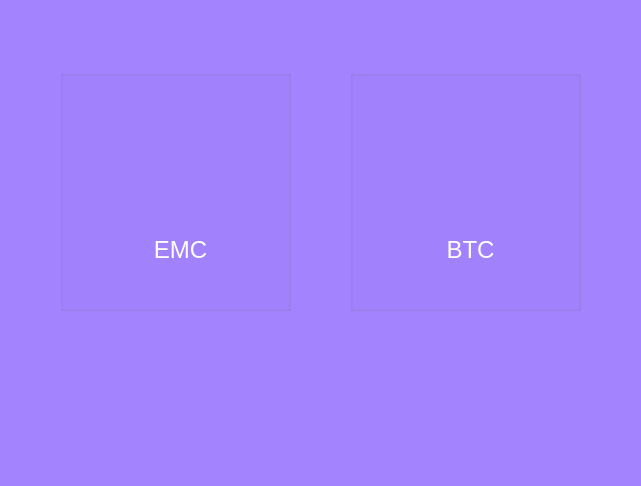
First picture: the form in CryptoView/cryptoview.ui, repository captainswain/CryptoView, before the edit.
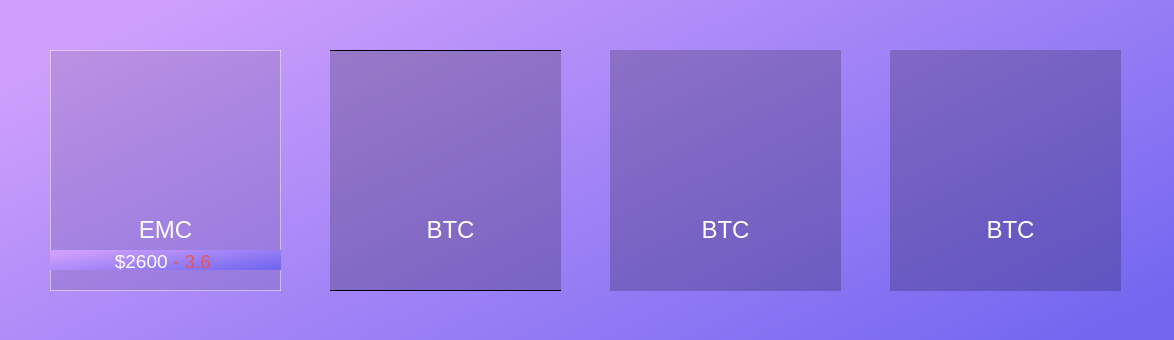
Second picture: the form after the edit. Icons and pictures are not drawn.

Diff of the .ui file:
```diff
--- a/CryptoView/cryptoview.ui
+++ b/CryptoView/cryptoview.ui
@@ -6,38 +6,44 @@
    <rect>
     <x>0</x>
     <y>0</y>
-    <width>641</width>
-    <height>486</height>
+    <width>1174</width>
+    <height>340</height>
    </rect>
   </property>
   <property name="windowTitle">
    <string>CryptoView</string>
   </property>
-  <property name="autoFillBackground">
-   <bool>false</bool>
-  </property>
   <property name="styleSheet">
-   <string notr="true">background-color: rgb(164, 131, 255)</string>
+   <string notr="true">background-image: qlineargradient(spread:pad, x1:0, y1:0, x2:0, y2:1, stop:0 rgba(206,159,252), stop:1 rgba(115,103,240));
+background: qlineargradient(spread:pad, x1:0, y1:0.25, x2:1, y2:0.858, stop:0 rgba(206,159,252), stop:1 rgba(115,103,240))</string>
   </property>
   <widget class="QWidget" name="centralWidget">
    <widget class="QGroupBox" name="crytoBox_1">
     <property name="geometry">
      <rect>
-      <x>60</x>
-      <y>70</y>
+      <x>50</x>
+      <y>50</y>
       <width>231</width>
       <height>241</height>
      </rect>
     </property>
+    <property name="styleSheet">
+     <string notr="true">.QGroupBox {
+	background:rgba(0,0,0,0.1);
+    border-width: 1px;
+    border-style: solid;
+	border-color: rgba(255,255,255,0.5);
+ }</string>
+    </property>
     <property name="title">
      <string/>
     </property>
     <widget class="QLabel" name="label">
      <property name="geometry">
       <rect>
-       <x>10</x>
+       <x>0</x>
        <y>160</y>
-       <width>221</width>
+       <width>231</width>
        <height>41</height>
       </rect>
      </property>
@@ -64,9 +70,9 @@
     <widget class="QLabel" name="label_2">
      <property name="geometry">
       <rect>
-       <x>20</x>
+       <x>0</x>
        <y>20</y>
-       <width>201</width>
+       <width>231</width>
        <height>131</height>
       </rect>
      </property>
@@ -86,16 +92,42 @@
       <set>Qt::AlignCenter</set>
      </property>
     </widget>
+    <widget class="QLabel" name="label_11">
+     <property name="geometry">
+      <rect>
+       <x>0</x>
+       <y>200</y>
+       <width>231</width>
+       <height>20</height>
+      </rect>
+     </property>
+     <property name="styleSheet">
+      <string notr="true">background: rbga(0,0,0,0)</string>
+     </property>
+     <property name="text">
+      <string>&lt;html&gt;&lt;head/&gt;&lt;body&gt;&lt;p align=&quot;center&quot;&gt;&lt;span style=&quot; font-size:14pt; color:#ffffff;&quot;&gt;$2600&lt;span style=&quot;color: #EA5455
+&quot;&gt; - 3.6 &lt;/span&gt;&lt;/span&gt;&lt;/p&gt;&lt;/body&gt;&lt;/html&gt;</string>
+     </property>
+    </widget>
    </widget>
    <widget class="QGroupBox" name="crytoBox_2">
     <property name="geometry">
      <rect>
-      <x>350</x>
-      <y>70</y>
+      <x>330</x>
+      <y>50</y>
       <width>231</width>
       <height>241</height>
      </rect>
     </property>
+    <property name="styleSheet">
+     <string notr="true">.QGroupBox {
+	background:rgba(0,0,0,0.2);
+    border-width: 1 px;
+    border-style: solid;
+    border-color: black;
+
+ }</string>
+    </property>
     <property name="title">
      <string/>
     </property>
@@ -154,6 +186,161 @@
      </property>
     </widget>
    </widget>
+   <widget class="QGroupBox" name="crytoBox_3">
+    <property name="geometry">
+     <rect>
+      <x>610</x>
+      <y>50</y>
+      <width>231</width>
+      <height>241</height>
+     </rect>
+    </property>
+    <property name="autoFillBackground">
+     <bool>false</bool>
+    </property>
+    <property name="styleSheet">
+     <string notr="true">.QGroupBox {
+	background:rgba(0,0,0,0.2);
+    border-width: 0px;
+    border-style: solid;
+    border-color: qlineargradient(spread:pad, x1:0, y1:0, x2:1, y2:0, stop:0 rgba(0, 0, 0, 255), stop:1 rgba(255, 255, 255, 255));
+
+ }</string>
+    </property>
+    <property name="title">
+     <string/>
+    </property>
+    <widget class="QLabel" name="label_7">
+     <property name="geometry">
+      <rect>
+       <x>10</x>
+       <y>160</y>
+       <width>211</width>
+       <height>41</height>
+      </rect>
+     </property>
+     <property name="font">
+      <font>
+       <family>Helvetica Neue</family>
+       <pointsize>14</pointsize>
+      </font>
+     </property>
+     <property name="autoFillBackground">
+      <bool>false</bool>
+     </property>
+     <property name="styleSheet">
+      <string notr="true">background-color:rgba(0, 0, 0, 0);</string>
+     </property>
+     <property name="text">
+      <string>&lt;!DOCTYPE HTML PUBLIC &quot;-//W3C//DTD HTML 4.0//EN&quot; &quot;http://www.w3.org/TR/REC-html40/strict.dtd&quot;&gt;
+&lt;html&gt;&lt;head&gt;&lt;meta name=&quot;qrichtext&quot; content=&quot;1&quot; /&gt;&lt;style type=&quot;text/css&quot;&gt;
+p, li { white-space: pre-wrap; }
+&lt;/style&gt;&lt;/head&gt;&lt;body style=&quot; font-family:'Helvetica Neue'; font-size:14pt; font-weight:400; font-style:normal;&quot;&gt;
+&lt;p align=&quot;center&quot; style=&quot; margin-top:0px; margin-bottom:0px; margin-left:0px; margin-right:0px; -qt-block-indent:0; text-indent:0px;&quot;&gt;&lt;span style=&quot; font-family:'Helvetica Neue,Helvetica,Arial,sans-serif'; font-size:24px; font-weight:496; color:#ffffff;&quot;&gt;BTC&lt;/span&gt;&lt;/p&gt;&lt;/body&gt;&lt;/html&gt;</string>
+     </property>
+    </widget>
+    <widget class="QLabel" name="label_8">
+     <property name="geometry">
+      <rect>
+       <x>10</x>
+       <y>20</y>
+       <width>211</width>
+       <height>131</height>
+      </rect>
+     </property>
+     <property name="styleSheet">
+      <string notr="true">background-color:rgba(0, 0, 0, 0);</string>
+     </property>
+     <property name="text">
+      <string/>
+     </property>
+     <property name="pixmap">
+      <pixmap resource="resources.qrc">:/resources/white-logos/btc.png</pixmap>
+     </property>
+     <property name="scaledContents">
+      <bool>false</bool>
+     </property>
+     <property name="alignment">
+      <set>Qt::AlignCenter</set>
+     </property>
+    </widget>
+   </widget>
+   <widget class="QGroupBox" name="crytoBox_4">
+    <property name="geometry">
+     <rect>
+      <x>890</x>
+      <y>50</y>
+      <width>231</width>
+      <height>241</height>
+     </rect>
+    </property>
+    <property name="styleSheet">
+     <string notr="true">.QGroupBox {
+	background:rgba(0,0,0,0.2);
+    border-width: 0px;
+    border-style: solid;
+    border-color: qlineargradient(spread:pad, x1:0, y1:0, x2:1, y2:0, stop:0 rgba(0, 0, 0, 255), stop:1 rgba(255, 255, 255, 255));
+
+ }</string>
+    </property>
+    <property name="title">
+     <string/>
+    </property>
+    <widget class="QLabel" name="label_9">
+     <property name="geometry">
+      <rect>
+       <x>10</x>
+       <y>160</y>
+       <width>221</width>
+       <height>41</height>
+      </rect>
+     </property>
+     <property name="font">
+      <font>
+       <family>Helvetica Neue</family>
+       <pointsize>14</pointsize>
+      </font>
+     </property>
+     <property name="autoFillBackground">
+      <bool>false</bool>
+     </property>
+     <property name="styleSheet">
+      <string notr="true">background-color:rgba(0, 0, 0, 0);</string>
+     </property>
+     <property name="text">
+      <string>&lt;!DOCTYPE HTML PUBLIC &quot;-//W3C//DTD HTML 4.0//EN&quot; &quot;http://www.w3.org/TR/REC-html40/strict.dtd&quot;&gt;
+&lt;html&gt;&lt;head&gt;&lt;meta name=&quot;qrichtext&quot; content=&quot;1&quot; /&gt;&lt;style type=&quot;text/css&quot;&gt;
+p, li { white-space: pre-wrap; }
+&lt;/style&gt;&lt;/head&gt;&lt;body style=&quot; font-family:'Helvetica Neue'; font-size:14pt; font-weight:400; font-style:normal;&quot;&gt;
+&lt;p align=&quot;center&quot; style=&quot; margin-top:0px; margin-bottom:0px; margin-left:0px; margin-right:0px; -qt-block-indent:0; text-indent:0px;&quot;&gt;&lt;span style=&quot; font-family:'Helvetica Neue,Helvetica,Arial,sans-serif'; font-size:24px; font-weight:496; color:#ffffff;&quot;&gt;BTC&lt;/span&gt;&lt;/p&gt;&lt;/body&gt;&lt;/html&gt;</string>
+     </property>
+    </widget>
+    <widget class="QLabel" name="label_10">
+     <property name="geometry">
+      <rect>
+       <x>20</x>
+       <y>20</y>
+       <width>201</width>
+       <height>131</height>
+      </rect>
+     </property>
+     <property name="styleSheet">
+      <string notr="true">background-color:rgba(0, 0, 0, 0);</string>
+     </property>
+     <property name="text">
+      <string/>
+     </property>
+     <property name="pixmap">
+      <pixmap resource="resources.qrc">:/resources/white-logos/btc.png</pixmap>
+     </property>
+     <property name="scaledContents">
+      <bool>false</bool>
+     </property>
+     <property name="alignment">
+      <set>Qt::AlignCenter</set>
+     </property>
+    </widget>
+   </widget>
   </widget>
  </widget>
  <layoutdefault spacing="6" margin="11"/>
```
